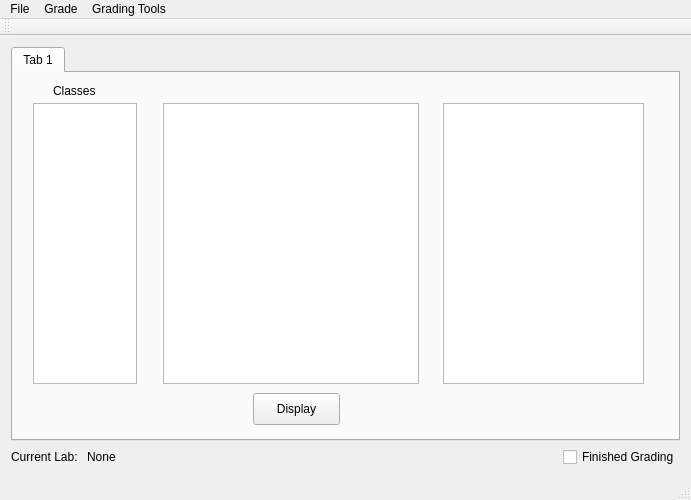
The window that repo_project/maingui/mainwindow.ui (tokorealand/CS205) describes before a commit, drawn with Qt 5.
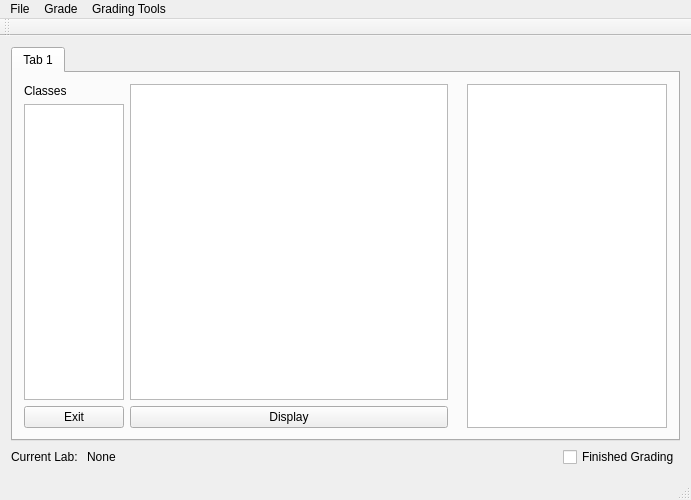
The same window after the commit.

Commit message: Selection gui finished

The edit to the form file:
```diff
--- a/repo_project/maingui/mainwindow.ui
+++ b/repo_project/maingui/mainwindow.ui
@@ -24,78 +24,86 @@
        <attribute name="title">
         <string>Tab 1</string>
        </attribute>
-       <widget class="QTextEdit" name="textEdit">
-        <property name="geometry">
-         <rect>
-          <x>20</x>
-          <y>30</y>
-          <width>104</width>
-          <height>281</height>
-         </rect>
-        </property>
-       </widget>
-       <widget class="QLabel" name="label">
-        <property name="geometry">
-         <rect>
-          <x>250</x>
-          <y>10</y>
-          <width>60</width>
-          <height>16</height>
-         </rect>
-        </property>
-        <property name="text">
-         <string/>
-        </property>
-       </widget>
+       <layout class="QHBoxLayout" name="horizontalLayout_3">
+        <item>
+         <layout class="QVBoxLayout" name="verticalLayout_2">
+          <item>
        <widget class="QLabel" name="label_2">
-        <property name="geometry">
-         <rect>
-          <x>40</x>
-          <y>10</y>
-          <width>60</width>
-          <height>16</height>
-         </rect>
-        </property>
         <property name="text">
          <string>Classes</string>
         </property>
        </widget>
-       <widget class="QTextEdit" name="textEdit_2">
-        <property name="geometry">
-         <rect>
-          <x>430</x>
-          <y>30</y>
-          <width>201</width>
-          <height>281</height>
-         </rect>
-        </property>
-       </widget>
+          </item>
+          <item>
+           <widget class="QTextEdit" name="classlist">
+            <property name="enabled">
+             <bool>true</bool>
+            </property>
+            <property name="sizePolicy">
+             <sizepolicy hsizetype="Fixed" vsizetype="Expanding">
+              <horstretch>0</horstretch>
+              <verstretch>0</verstretch>
+             </sizepolicy>
+            </property>
+            <property name="maximumSize">
+             <size>
+              <width>100</width>
+              <height>16777215</height>
+             </size>
+            </property>
+           </widget>
+          </item>
+          <item>
+           <widget class="QPushButton" name="pushButton">
+            <property name="text">
+             <string>Exit</string>
+            </property>
+           </widget>
+          </item>
+         </layout>
+        </item>
+        <item>
+         <layout class="QVBoxLayout" name="verticalLayout_3">
+          <item>
        <widget class="QTextEdit" name="displayJavaText">
-        <property name="geometry">
-         <rect>
-          <x>150</x>
-          <y>30</y>
-          <width>256</width>
-          <height>281</height>
-         </rect>
-        </property>
         <property name="readOnly">
          <bool>true</bool>
         </property>
        </widget>
+          </item>
+          <item>
        <widget class="QPushButton" name="displayButton">
-        <property name="geometry">
-         <rect>
-          <x>240</x>
-          <y>320</y>
-          <width>87</width>
-          <height>32</height>
-         </rect>
-        </property>
         <property name="text">
          <string>Display</string>
         </property>
        </widget>
+          </item>
+         </layout>
+        </item>
+        <item>
+         <widget class="QLabel" name="label">
+          <property name="text">
+           <string/>
+          </property>
+         </widget>
+        </item>
+        <item>
+         <widget class="QTextEdit" name="textEdit_2">
+          <property name="sizePolicy">
+           <sizepolicy hsizetype="Fixed" vsizetype="Expanding">
+            <horstretch>0</horstretch>
+            <verstretch>0</verstretch>
+           </sizepolicy>
+          </property>
+          <property name="maximumSize">
+           <size>
+            <width>200</width>
+            <height>16777215</height>
+           </size>
+          </property>
+         </widget>
+        </item>
+       </layout>
       </widget>
      </widget>
     </item>
```
Left out of the diff: 2 changed lines with no effect on the pictures. Lines whose indentation alone changed are shown as unchanged. The commit also changes 5 other files.
